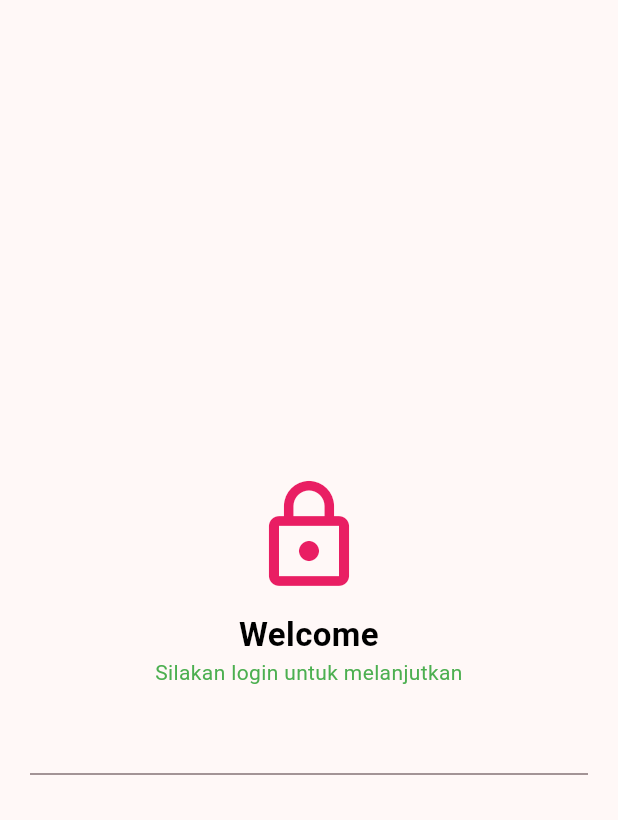
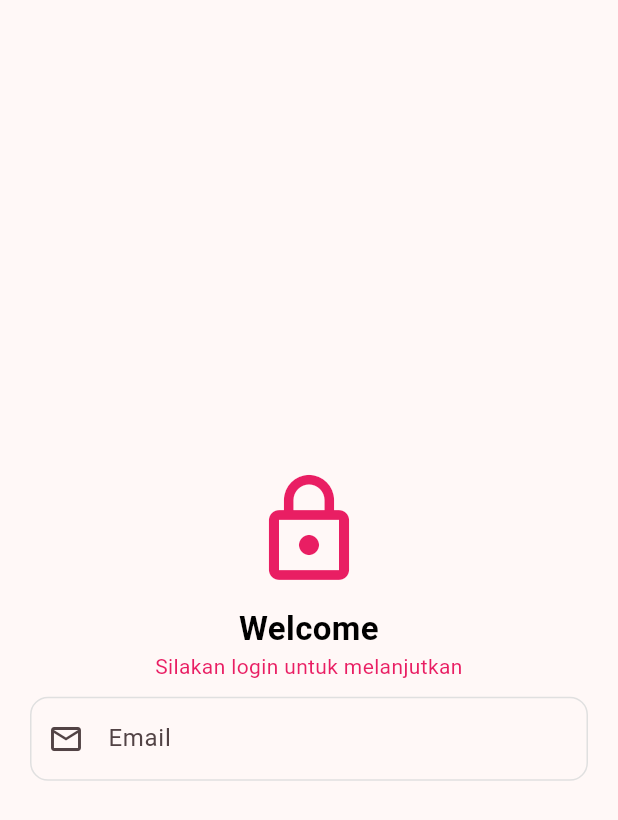
Before and after one commit to helenoktaa/KB1179-1123150205-uts, a Flutter app: the Login screen opened directly, on a phone screen of 412 x 824 dp. Shown: the top 820 px of the screen. Run offline on Flutter 3.47's test engine with Material 3 defaults, Android fonts, the light colour scheme and no system bars.

Commit message:
update login: add TextField Input Email

```diff
--- a/lib/screen/login.dart
+++ b/lib/screen/login.dart
@@ -11,7 +11,7 @@ class Login extends StatelessWidget {
           width: double.infinity,
           height: MediaQuery.of(context).size.height,
           padding: const EdgeInsets.all(20.0),
-          child: const Column(
+          child: Column(
             mainAxisAlignment: MainAxisAlignment.center,
             crossAxisAlignment: CrossAxisAlignment.stretch,
             children: [
@@ -32,13 +32,29 @@ class Login extends StatelessWidget {
                 textAlign: TextAlign.center,
                 style: TextStyle(
                   fontWeight: FontWeight.normal,
-                  color: Colors.green,
+                  color: Colors.pink,
                 ),
               ),
               SizedBox(height: 10),
               TextField(
-
-              )
+                keyboardType: TextInputType.emailAddress,
+                decoration: InputDecoration(
+                  labelText: 'Email',
+                  hintText: 'Masukkan email Anda',
+                  prefixIcon: const Icon(Icons.email_outlined),
+                  border: OutlineInputBorder(
+                    borderRadius: BorderRadius.circular(12.0),
+                  ),
+                  enabledBorder: OutlineInputBorder(
+                    borderRadius: BorderRadius.circular(12),
+                    borderSide: BorderSide(color: Colors.grey[300]!),
+                  ),
+                  focusedBorder: OutlineInputBorder(
+                    borderRadius: BorderRadius.circular(12),
+                    borderSide: BorderSide(color: Colors.blue[700]!, width: 2),
+                  ),
+                ),
+              ),
             ],
           ),
         ),
```
